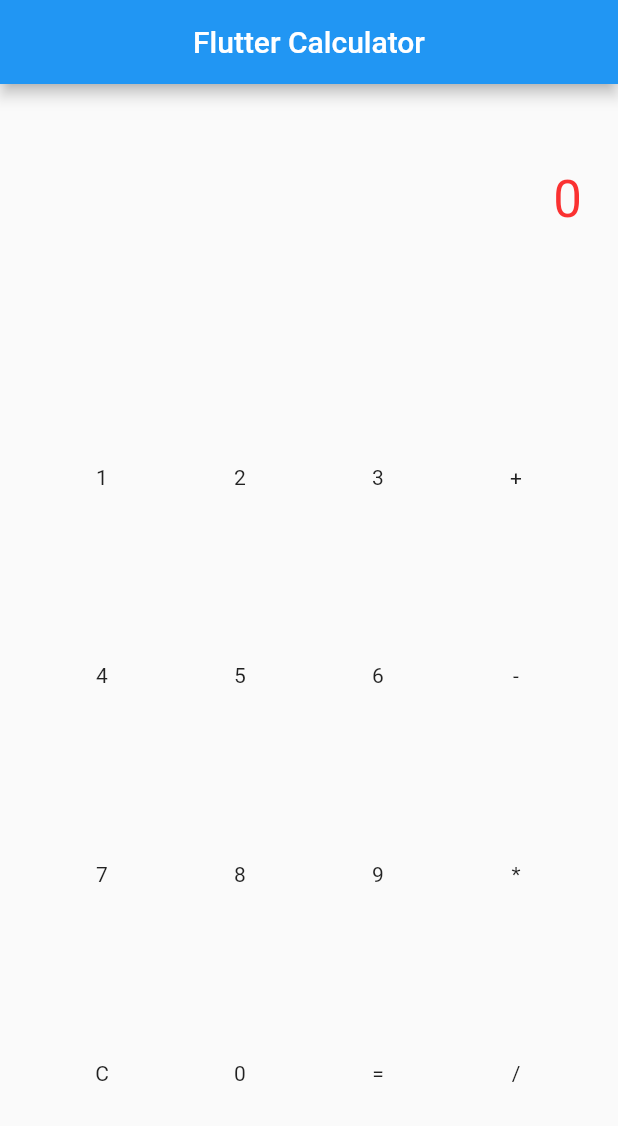
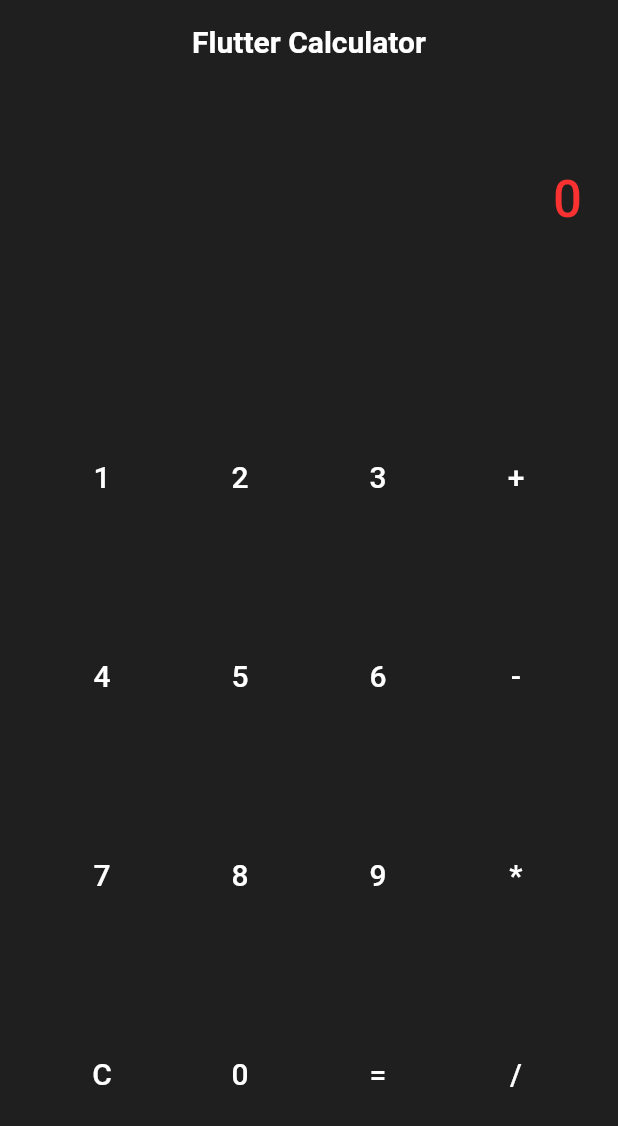
Before and after one commit to ilyassulk/BasicFlutterCalculator, a Flutter app: the screen it shows after launch, on a phone screen of 412 x 824 dp. Shown: the top 1126 px of the screen. Run offline on Flutter 3.47's test engine with Material 2 defaults, Android fonts, the phone set to English and light mode, and no system bars; our stand-ins replace flutter_bloc, get_it; missing offline and left inert: dart:html, function_tree.

Commit message:
create main theme

```diff
--- a/lib/CalculatorApp.dart
+++ b/lib/CalculatorApp.dart
@@ -1,5 +1,6 @@
 import 'package:flutter/material.dart';
 import 'package:flutter_calculator/screens/main_screen/view/main_screen.dart';
+import 'package:flutter_calculator/theme/theme.dart';
 
 class CalculatorApp extends StatelessWidget {
   const CalculatorApp({super.key});
@@ -13,6 +14,7 @@ class CalculatorApp extends StatelessWidget {
         '/': (context) => MainCalcScreen(),
       },
       initialRoute: '/',
+      theme: darkTheme,
     );
   }
 }
--- /dev/null
+++ b/lib/theme/theme.dart
@@ -0,0 +1,45 @@
+import 'dart:html';
+
+import 'package:flutter/material.dart';
+
+final darkTheme = ThemeData(
+  scaffoldBackgroundColor: const Color.fromARGB(255, 31, 31, 31),
+  primarySwatch: Colors.yellow,
+  dividerColor: Colors.white24,
+  appBarTheme: const AppBarTheme(
+    iconTheme: IconThemeData(color: Colors.white),
+    elevation: 0,
+    backgroundColor: Color.fromARGB(255, 31, 31, 31),
+    titleTextStyle: TextStyle(
+      color: Colors.white,
+      fontSize: 20,
+      fontWeight: FontWeight.w700,
+    ),
+  ),
+  listTileTheme: const ListTileThemeData(iconColor: Colors.white),
+  textTheme: TextTheme(
+    bodyMedium: const TextStyle(
+      color: Colors.white,
+      fontWeight: FontWeight.w500,
+      fontSize: 20,
+    ),
+    labelSmall: TextStyle(
+      color: Colors.white.withOpacity(0.6),
+      fontWeight: FontWeight.w700,
+      fontSize: 14,
+    ),
+    headlineMedium: const TextStyle(
+      color: Colors.white,
+      fontWeight: FontWeight.w500,
+      fontSize: 24,
+    ),
+  ),
+);
+
+final butStyle = ButtonStyle(
+  shape: MaterialStateProperty.all<RoundedRectangleBorder>(
+    RoundedRectangleBorder(
+      borderRadius: BorderRadius.circular(18.0),
+    ),
+  ),
+);
```
Also changed, not shown: lib/screens/main_screen/view/main_screen.dart (+8 -5 lines).
